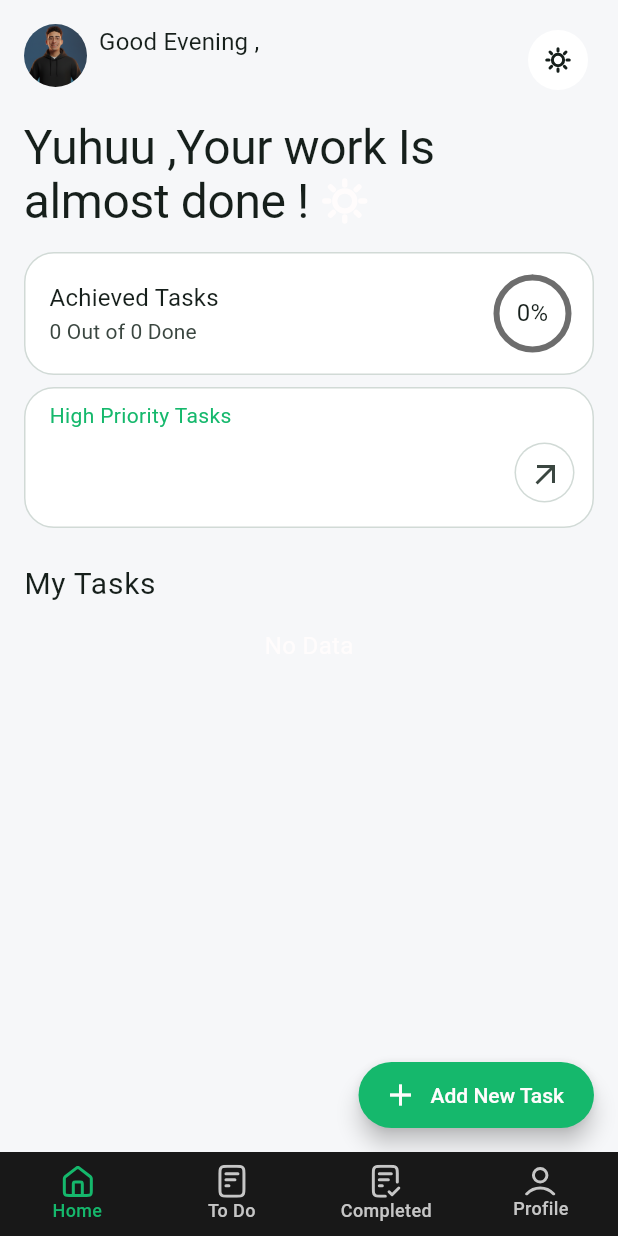
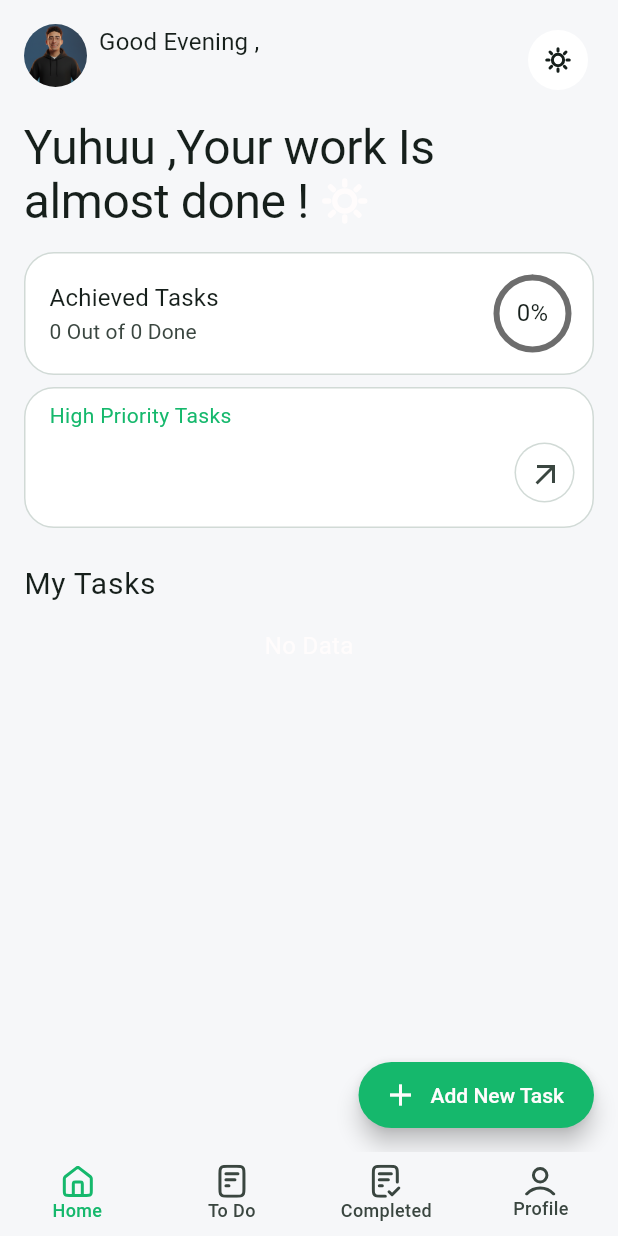
Before and after one commit to Moazosama2004/tasky-app, a Flutter app: the MainView screen opened directly, on a phone screen of 412 x 824 dp. Run offline on Flutter 3.47's test engine with Material 3 defaults, Android fonts, the phone set to English and light mode, and no system bars; our stand-ins replace flutter_svg, shared_preferences; accounts and stored records are empty.

Commit message:
splash factory with add bottom nav bar theme data

```diff
--- a/lib/core/theme/dark_theme.dart
+++ b/lib/core/theme/dark_theme.dart
@@ -163,4 +163,20 @@ ThemeData darkTheme = ThemeData(
     cursorColor: Color(0xff15B86C),
     selectionHandleColor: Color(0xff15B86C),
   ),
+
+  bottomNavigationBarTheme: BottomNavigationBarThemeData(
+    elevation: 0.0,
+    backgroundColor: Color(0xff181818),
+    type: BottomNavigationBarType.fixed,
+    selectedItemColor: Color(0xff15B86C),
+    unselectedItemColor: Color(0xffC6C6C6),
+    selectedLabelStyle: TextStyle(
+      fontSize: 12,
+      fontWeight: FontWeight.w500,
+    ),
+    unselectedLabelStyle: TextStyle(
+      fontSize: 12,
+      fontWeight: FontWeight.w500,
+    ),
+  ),
 );
--- a/lib/core/theme/light_theme.dart
+++ b/lib/core/theme/light_theme.dart
@@ -166,4 +166,21 @@ ThemeData lightTheme = ThemeData(
     cursorColor: Color(0xff15B86C),
     selectionHandleColor: Color(0xff15B86C),
   ),
+
+  bottomNavigationBarTheme: BottomNavigationBarThemeData(
+    elevation: 0.0,
+    backgroundColor: Color(0xffF6F7F9),
+    type: BottomNavigationBarType.fixed,
+    selectedItemColor: Color(0xff15B86C),
+    unselectedItemColor: Color(0xff3A4640),
+    selectedLabelStyle: TextStyle(
+      fontSize: 12,
+      fontWeight: FontWeight.w500,
+    ),
+    unselectedLabelStyle: TextStyle(
+      fontSize: 12,
+      fontWeight: FontWeight.w500,
+    ),
+  ),
+  splashFactory: NoSplash.splashFactory,
 );
--- a/lib/views/main_view.dart
+++ b/lib/views/main_view.dart
@@ -1,5 +1,6 @@
 import 'package:flutter/material.dart';
 import 'package:flutter_svg/svg.dart';
+import 'package:tasky_app/core/theme/theme_controller.dart';
 import 'package:tasky_app/views/completed_tasks_view.dart';
 import 'package:tasky_app/views/home_view.dart';
 import 'package:tasky_app/views/profile_view.dart';
@@ -26,48 +27,64 @@ class _MainViewState extends State<MainView> {
   Widget build(BuildContext context) {
     return Scaffold(
       bottomNavigationBar: BottomNavigationBar(
-        elevation: 0.0,
         onTap: (index) {
           currentIndex = index;
           setState(() {});
         },
         currentIndex: currentIndex,
-        backgroundColor: Color(0xff181818),
-        type: BottomNavigationBarType.fixed,
-        selectedItemColor: Color(0xff15B86C),
-        unselectedItemColor: Color(0xffC6C6C6),
-        selectedLabelStyle: TextStyle(
-          fontSize: 12,
-          fontWeight: FontWeight.w500,
-        ),
-        unselectedLabelStyle: TextStyle(
-          fontSize: 12,
-          fontWeight: FontWeight.w500,
-        ),
+
         items: [
           BottomNavigationBarItem(
-            icon: SvgPicture.asset('assets/images/home.svg'),
-            activeIcon: SvgPicture.asset(
-              'assets/images/home-active.svg',
+            icon: SvgPicture.asset(
+              'assets/images/home.svg',
+              colorFilter: ColorFilter.mode(
+                ThemeController.isDark()
+                    ? Color(0xffC6C6C6)
+                    : Color(0xff3A4640),
+                BlendMode.srcIn,
+              ),
             ),
+            activeIcon: SvgPicture.asset('assets/images/home-active.svg'),
             label: 'Home',
           ),
           BottomNavigationBarItem(
-            icon: SvgPicture.asset('assets/images/todo.svg'),
-            activeIcon: SvgPicture.asset(
-              'assets/images/todo-active.svg',
+            icon: SvgPicture.asset(
+              'assets/images/todo.svg',
+              colorFilter: ColorFilter.mode(
+                ThemeController.isDark()
+                    ? Color(0xffC6C6C6)
+                    : Color(0xff3A4640),
+                BlendMode.srcIn,
+              ),
             ),
+            activeIcon: SvgPicture.asset('assets/images/todo-active.svg'),
             label: 'To Do',
           ),
           BottomNavigationBarItem(
-            icon: SvgPicture.asset('assets/images/completed.svg'),
+            icon: SvgPicture.asset(
+              'assets/images/completed.svg',
+              colorFilter: ColorFilter.mode(
+                ThemeController.isDark()
+                    ? Color(0xffC6C6C6)
+                    : Color(0xff3A4640),
+                BlendMode.srcIn,
+              ),
+            ),
             activeIcon: SvgPicture.asset(
               'assets/images/completed-active.svg',
             ),
             label: 'Completed',
           ),
           BottomNavigationBarItem(
-            icon: SvgPicture.asset('assets/images/profile.svg'),
+            icon: SvgPicture.asset(
+              'assets/images/profile.svg',
+              colorFilter: ColorFilter.mode(
+                ThemeController.isDark()
+                    ? Color(0xffC6C6C6)
+                    : Color(0xff3A4640),
+                BlendMode.srcIn,
+              ),
+            ),
             activeIcon: SvgPicture.asset(
               'assets/images/profile-active.svg',
             ),
```
